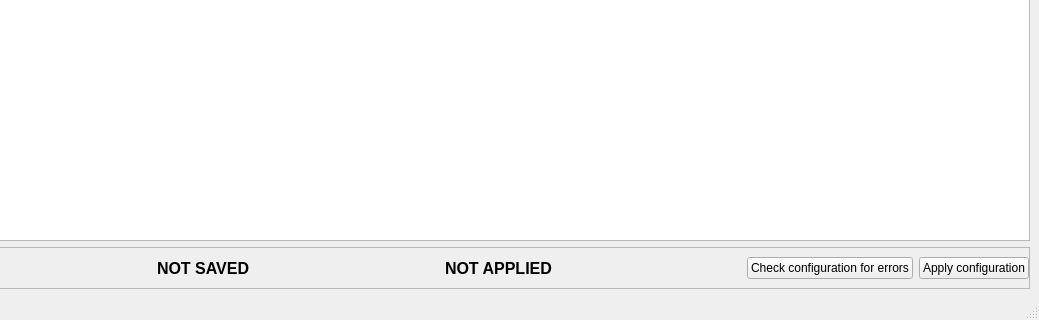
yamedvedya/online_editor, file uis/main_window.ui: the form before one commit; both pictures show x 128 to 1167 and y 428 to 748 of the 1167 by 748 pixel window.
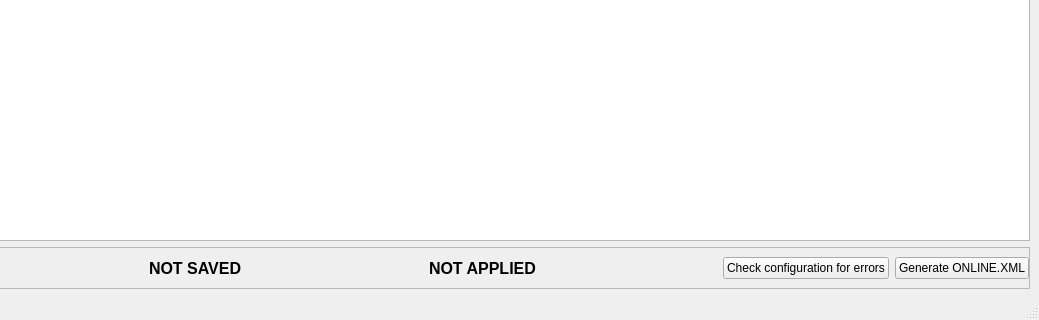
The form after the commit.

Commit message: rename apply button

Patch:
```diff
--- a/uis/main_window.ui
+++ b/uis/main_window.ui
@@ -171,7 +171,7 @@
          <item>
           <widget class="QPushButton" name="but_apply">
            <property name="text">
-            <string>Apply configuration</string>
+            <string>Generate ONLINE.XML</string>
            </property>
           </widget>
          </item>
```
Left out of the diff: 6 changed lines with no effect on the pictures. The commit also changes 1 other file.
